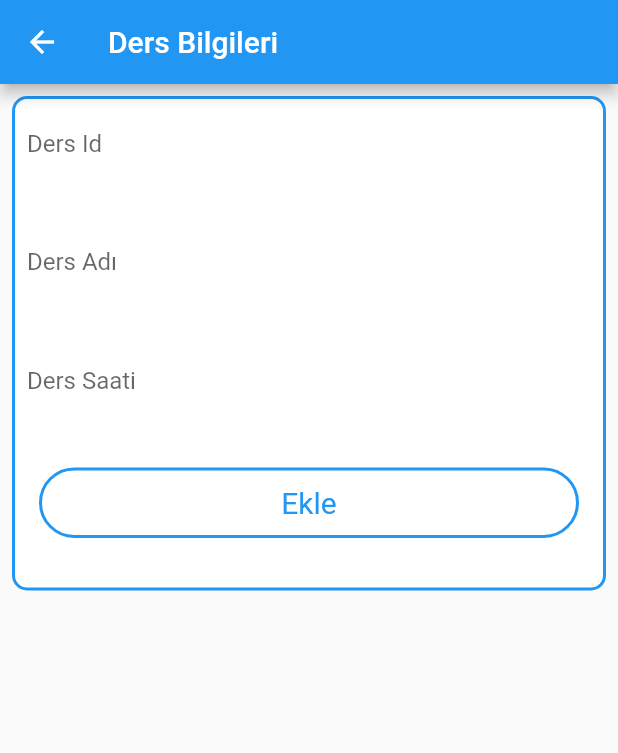
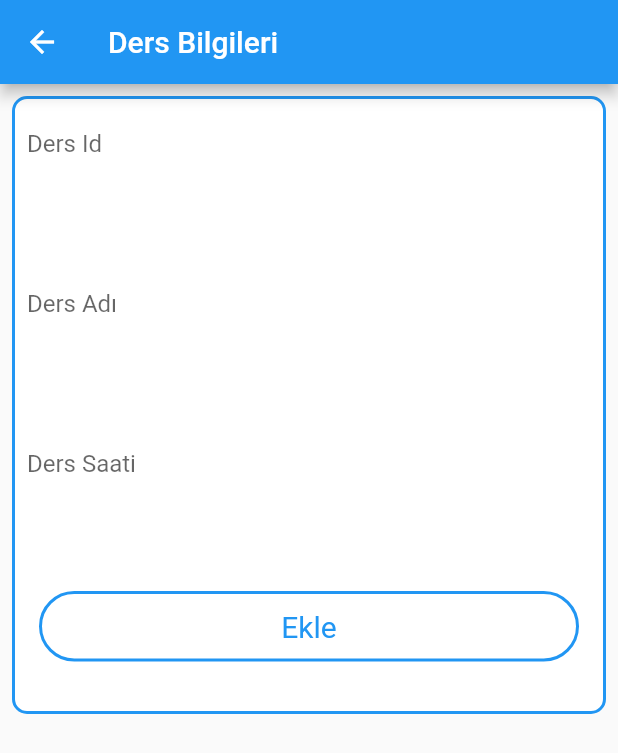
Before and after one commit to merve21c/DersProgrami, a Flutter app: the Dekle screen opened directly, on a phone screen of 412 x 824 dp. Shown: the top 753 px of the screen. Run offline on Flutter 3.47's test engine with Material 2 defaults, Android fonts, the phone set to English and light mode, and no system bars; our stand-ins replace cloud_firestore, firebase_auth, firebase_core, fluttertoast; accounts and stored records are empty.

Commit message:
Update Dekle.dart

```diff
--- a/lib/ekle_sil/Dekle.dart
+++ b/lib/ekle_sil/Dekle.dart
@@ -26,7 +26,7 @@ class _DekleState extends State<Dekle> {
         children: [
           Padding(padding: const EdgeInsets.all(8.0),
             child: Container(
-              height: size.height * .4,
+              height: size.height * .5,
               decoration: BoxDecoration(
                   color: Colors.white,
                   border: Border.all(color: Colors.blue, width: 2),
```
